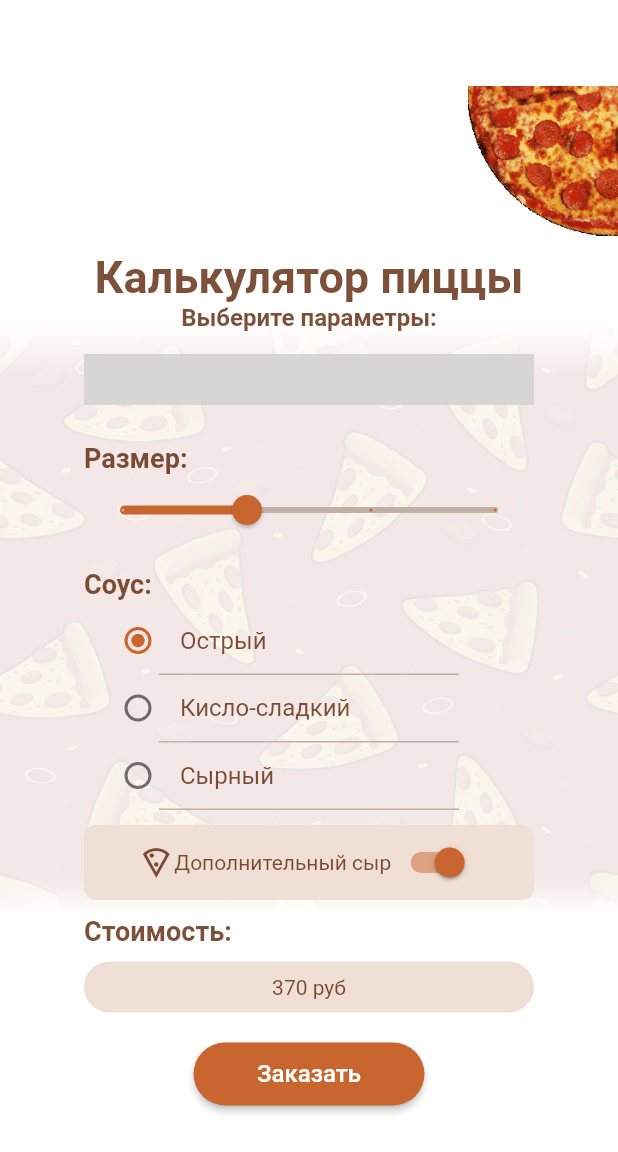
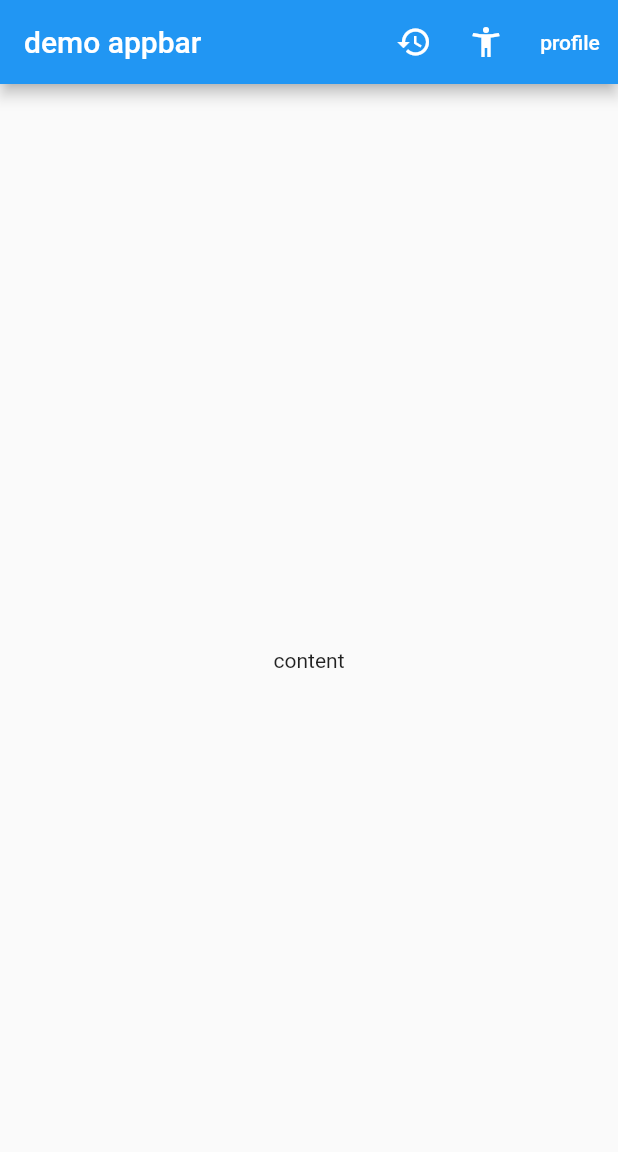
Before and after one commit to 1bemo/auth_page1, a Flutter app: the screen it shows after launch, on a phone screen of 412 x 824 dp. Shown: the top 1152 px of the screen. Run offline on Flutter 3.47's test engine with Material 2 defaults, Android fonts, the phone set to English and light mode, and no system bars; missing offline and left inert: sliding_switch; grey boxes are pictures that could not be loaded.

Commit message:
- слегка подправлен калькулятор пиццы - добавлен экран навигации и боковой панели из уроков - добавлен экран настройки аппБара из уроков - в мейн.дарт добавлены импорты этих экранов

```diff
--- /dev/null
+++ b/lib/app_bar_screen.dart
@@ -0,0 +1,43 @@
+import 'package:flutter/material.dart';
+
+class AppBarScreen extends StatefulWidget {
+  const AppBarScreen({Key? key}) : super(key: key);
+
+  @override
+  _AppBarScreenState createState() => _AppBarScreenState();
+}
+
+class _AppBarScreenState extends State<AppBarScreen> {
+
+  @override
+  Widget build(BuildContext context) {
+
+    final ButtonStyle buttonStyle = TextButton.styleFrom( //переменная стиля кнопки-текста
+        primary: Theme.of(context).colorScheme.onPrimary);
+
+    return MaterialApp(
+      home: Scaffold(
+        appBar: AppBar(
+          title: const Text('demo appbar'), //заголовок аппбара
+          actions: <Widget>[  //кнопки, типа виджет
+            IconButton( //кнопка-иконка
+              tooltip: 'comment', //подсказка при удержании
+              onPressed: (){},  //событие при нажатии (тапе)
+              icon: const Icon(Icons.restore)
+            ),
+            IconButton(
+              onPressed: (){},
+              icon: const Icon(Icons.accessibility_new)
+            ),
+            TextButton( //кнопка-текст
+              style: buttonStyle, //вставляем стиль из переменной
+              onPressed: (){},
+              child: const Text('profile')
+            ),
+          ],
+        ),
+        body: const Center(child: Text('content')),
+      ),
+    );
+  }
+}
--- a/lib/main.dart
+++ b/lib/main.dart
@@ -1,8 +1,10 @@
-import 'pizza_calc.dart';
 import 'package:flutter/material.dart';
+import 'registration_page.dart';  //регистрация
+import 'pizza_calc.dart'; //калькулятор пиццы
+import 'app_bar_screen.dart';
 
 void main() {
-  runApp(const PizzaCalc());
+  runApp(const AppBarScreen());
 }
 
 class AuthPage extends StatelessWidget {
--- a/lib/pizza_calc.dart
+++ b/lib/pizza_calc.dart
@@ -100,8 +100,8 @@ class _PizzaCalcState extends State<PizzaCalc> {
                       image: AssetImage('assets/pizza_animation.gif'),
                     ),
                   ),
-                  SizedBox(
-                    width: 300,
+                  FractionallySizedBox(
+                    widthFactor: 0.9,
                     child: Column(
                       children: [
                         //текст калькулятор пиццы
@@ -206,10 +206,13 @@ class _PizzaCalcState extends State<PizzaCalc> {
                             onChanged: _selectSauce,
                             visualDensity: const VisualDensity(horizontal: -4, vertical: -3.0),
                         ),
-                        Container(
-                          width: 200,
+                        FractionallySizedBox(
+                          widthFactor: 0.8,
+                          child: Container(
+                            //width: 200,
                             height: 1,
                             color: const Color(0xFFc2b0a7),
+                          ),
                         ),
                         RadioListTile<Sauces>(
                             activeColor: const Color(0xFFc96630),
@@ -219,10 +222,13 @@ class _PizzaCalcState extends State<PizzaCalc> {
                             onChanged: _selectSauce,
                             visualDensity: const VisualDensity(horizontal: -4, vertical: -3.0),
                         ),
-                        Container(
+                        FractionallySizedBox(
+                          widthFactor: 0.8,
+                          child: Container(
                             width: 200,
                             height: 1,
                             color: const Color(0xFFc2b0a7),
+                          ),
                         ),
                         RadioListTile<Sauces>(
                             activeColor: const Color(0xFFc96630),
@@ -232,11 +238,14 @@ class _PizzaCalcState extends State<PizzaCalc> {
                             onChanged: _selectSauce,
                             visualDensity: const VisualDensity(horizontal: -4, vertical: -3.0),
                         ),
-                        Container(
+                        FractionallySizedBox(
+                          widthFactor: 0.8,
+                          child: Container(
                             width: 200,
                             height: 1,
                             color: const Color(0xFFc2b0a7),
                             margin: const EdgeInsets.only(bottom: 10),
+                          ),
                         ),
 
                         //Доп-опция
```
Also changed, not shown: lib/navigation_drawer_screen.dart (added, +107 -0 lines). Lines whose indentation alone changed are shown as unchanged.
